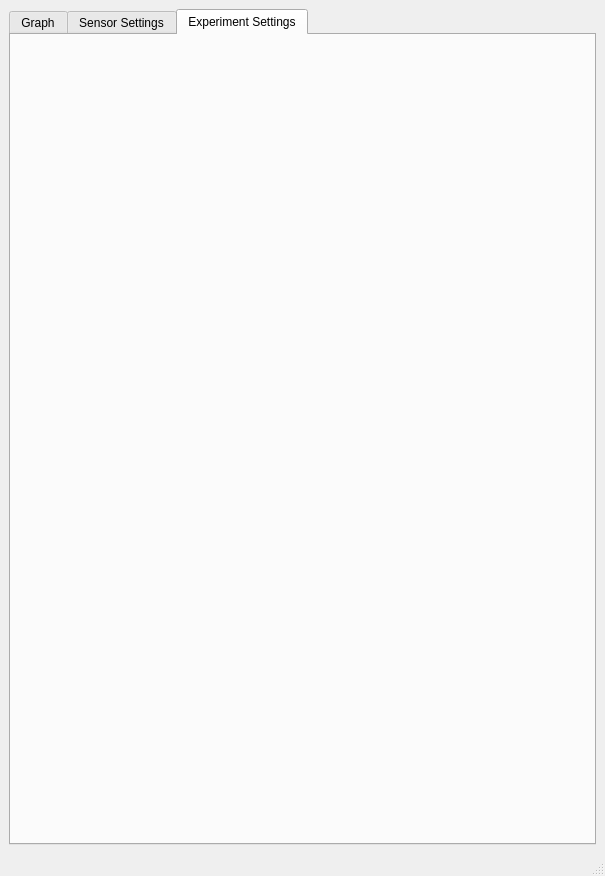
Above: src/flow_reader.ui from ljaworski88/flow_reader before the change. Below: the same form after it.
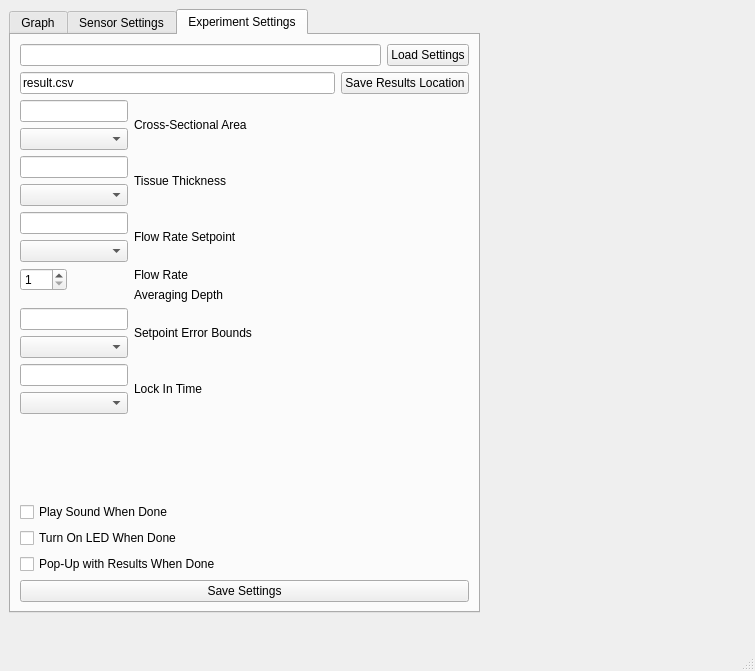
That is the form after the change. The open tabs and pages were chosen to show the change. Custom widgets are drawn as their Qt base class.

Commit message: made a first quick and dirty version of the functional flow meter side, more to come

```diff
--- a/src/flow_reader.ui
+++ b/src/flow_reader.ui
@@ -6,17 +6,23 @@
    <rect>
     <x>0</x>
     <y>0</y>
-    <width>605</width>
-    <height>876</height>
+    <width>755</width>
+    <height>671</height>
    </rect>
   </property>
   <property name="windowTitle">
    <string>MainWindow</string>
   </property>
   <widget class="QWidget" name="centralwidget">
-   <layout class="QGridLayout" name="gridLayout_5">
-    <item row="0" column="0">
      <widget class="QTabWidget" name="mainTabStack">
+    <property name="geometry">
+     <rect>
+      <x>9</x>
+      <y>9</y>
+      <width>471</width>
+      <height>604</height>
+     </rect>
+    </property>
       <property name="currentIndex">
        <number>1</number>
       </property>
@@ -503,10 +509,201 @@
        <attribute name="title">
         <string>Experiment Settings</string>
        </attribute>
-      </widget>
-     </widget>
-    </item>
-   </layout>
+     <layout class="QVBoxLayout" name="verticalLayout_12">
+      <item>
+       <layout class="QVBoxLayout" name="experimentsSettingsVerticalLayout">
+        <item>
+         <layout class="QHBoxLayout" name="loadExperimentSettingsHorizontalLayout">
+          <item>
+           <widget class="QLineEdit" name="loadExperimentSettingsLineEdit"/>
+          </item>
+          <item>
+           <widget class="QPushButton" name="loadExperimentSettingsButton">
+            <property name="text">
+             <string>Load Settings</string>
+            </property>
+           </widget>
+          </item>
+         </layout>
+        </item>
+        <item>
+         <layout class="QHBoxLayout" name="saveResultsHorizontalLayout">
+          <item>
+           <widget class="QLineEdit" name="saveResultsNameLineEdit">
+            <property name="toolTip">
+             <string>The filename for the results</string>
+            </property>
+            <property name="toolTipDuration">
+             <number>3</number>
+            </property>
+            <property name="text">
+             <string>result.csv</string>
+            </property>
+           </widget>
+          </item>
+          <item>
+           <widget class="QPushButton" name="saveLocationPushButton">
+            <property name="text">
+             <string>Save Results Location</string>
+            </property>
+           </widget>
+          </item>
+         </layout>
+        </item>
+        <item>
+         <layout class="QFormLayout" name="experimentSettingsFormLayout">
+          <item row="0" column="0">
+           <layout class="QVBoxLayout" name="crossSectionVerticalLayout">
+            <item>
+             <widget class="QLineEdit" name="crossSectionLineEdit"/>
+            </item>
+            <item>
+             <widget class="QComboBox" name="crossSectionUnitsComboBox"/>
+            </item>
+           </layout>
+          </item>
+          <item row="0" column="1">
+           <widget class="QLabel" name="crossSectionLabel">
+            <property name="text">
+             <string>Cross-Sectional Area</string>
+            </property>
+           </widget>
+          </item>
+          <item row="1" column="0">
+           <layout class="QVBoxLayout" name="tissueThicknessVerticalLayout">
+            <item>
+             <widget class="QLineEdit" name="tissueThicknessLineEdit"/>
+            </item>
+            <item>
+             <widget class="QComboBox" name="tissueThicknessUnitsComboBox"/>
+            </item>
+           </layout>
+          </item>
+          <item row="1" column="1">
+           <widget class="QLabel" name="tissueThicknessLabel">
+            <property name="text">
+             <string>Tissue Thickness</string>
+            </property>
+           </widget>
+          </item>
+          <item row="2" column="0">
+           <layout class="QVBoxLayout" name="flowSetpointVerticalLayout">
+            <item>
+             <widget class="QLineEdit" name="flowSetpointLineEdit"/>
+            </item>
+            <item>
+             <widget class="QComboBox" name="flowSetpointUnitsComboBox"/>
+            </item>
+           </layout>
+          </item>
+          <item row="2" column="1">
+           <widget class="QLabel" name="flowSetpointLabel">
+            <property name="text">
+             <string>Flow Rate Setpoint</string>
+            </property>
+           </widget>
+          </item>
+          <item row="3" column="0">
+           <widget class="QSpinBox" name="averagingDepthSpinBox">
+            <property name="minimum">
+             <number>1</number>
+            </property>
+            <property name="maximum">
+             <number>100</number>
+            </property>
+           </widget>
+          </item>
+          <item row="3" column="1">
+           <layout class="QVBoxLayout" name="averagingVerticalLayout">
+            <item>
+             <widget class="QLabel" name="flowRateLabel">
+              <property name="text">
+               <string>Flow Rate</string>
+              </property>
+             </widget>
+            </item>
+            <item>
+             <widget class="QLabel" name="averagingDepthLabel">
+              <property name="text">
+               <string>Averaging Depth</string>
+              </property>
+             </widget>
+            </item>
+           </layout>
+          </item>
+          <item row="4" column="0">
+           <layout class="QVBoxLayout" name="errorBoundsVerticalLayout">
+            <item>
+             <widget class="QLineEdit" name="errorBoundsLineEdit"/>
+            </item>
+            <item>
+             <widget class="QComboBox" name="errorBoundsUnitsComboBox"/>
+            </item>
+           </layout>
+          </item>
+          <item row="4" column="1">
+           <widget class="QLabel" name="errorBoundsLabel">
+            <property name="text">
+             <string>Setpoint Error Bounds</string>
+            </property>
+           </widget>
+          </item>
+          <item row="5" column="0">
+           <layout class="QVBoxLayout" name="lockTimeVerticalLayout">
+            <item>
+             <widget class="QLineEdit" name="lockTimeLineEdit"/>
+            </item>
+            <item>
+             <widget class="QComboBox" name="lockTimeUnitsComboBox"/>
+            </item>
+           </layout>
+          </item>
+          <item row="5" column="1">
+           <widget class="QLabel" name="lockTimeLabel">
+            <property name="text">
+             <string>Lock In Time</string>
+            </property>
+           </widget>
+          </item>
+         </layout>
+        </item>
+        <item>
+         <layout class="QVBoxLayout" name="finishedOptionVerticalLayout">
+          <item>
+           <widget class="QCheckBox" name="soundDoneCheckBox">
+            <property name="text">
+             <string>Play Sound When Done</string>
+            </property>
+           </widget>
+          </item>
+          <item>
+           <widget class="QCheckBox" name="ledDoneCheckBox">
+            <property name="text">
+             <string>Turn On LED When Done</string>
+            </property>
+           </widget>
+          </item>
+          <item>
+           <widget class="QCheckBox" name="popUpDoneCheckBox">
+            <property name="text">
+             <string>Pop-Up with Results When Done</string>
+            </property>
+           </widget>
+          </item>
+         </layout>
+        </item>
+        <item>
+         <widget class="QPushButton" name="saveExperimentSettingsButton">
+          <property name="text">
+           <string>Save Settings</string>
+          </property>
+         </widget>
+        </item>
+       </layout>
+      </item>
+     </layout>
+    </widget>
+   </widget>
   </widget>
   <widget class="QMenuBar" name="menubar">
    <property name="geometry">
```
Left out of the diff: 158 changed lines with no effect on the pictures. Lines whose indentation alone changed are shown as unchanged. The commit also changes 1 other file.
